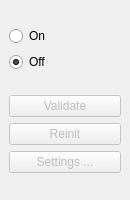
The window that Code/GUI/lib/ManualSegmentationDockWidget.ui (gofigure2/GoFigure2) describes before a commit, drawn with Qt 5.
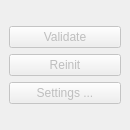
The same window after the commit.

Commit message: Simplification of the manual segmentation dock widget (remove on/off buttons)

```diff
--- a/Code/GUI/lib/ManualSegmentationDockWidget.ui
+++ b/Code/GUI/lib/ManualSegmentationDockWidget.ui
@@ -7,13 +7,13 @@
     <x>0</x>
     <y>0</y>
     <width>130</width>
-    <height>200</height>
+    <height>130</height>
    </rect>
   </property>
   <property name="minimumSize">
    <size>
-    <width>100</width>
-    <height>160</height>
+    <width>111</width>
+    <height>130</height>
    </size>
   </property>
   <property name="allowedAreas">
@@ -25,27 +25,6 @@
   <widget class="QWidget" name="dockWidgetContents">
    <layout class="QGridLayout" name="gridLayout">
     <item row="0" column="0">
-     <layout class="QVBoxLayout" name="verticalLayout">
-      <item>
-       <widget class="QRadioButton" name="OnRBtn">
-        <property name="text">
-         <string>On</string>
-        </property>
-       </widget>
-      </item>
-      <item>
-       <widget class="QRadioButton" name="OffRBtn">
-        <property name="text">
-         <string>Off</string>
-        </property>
-        <property name="checked">
-         <bool>true</bool>
-        </property>
-       </widget>
-      </item>
-     </layout>
-    </item>
-    <item row="1" column="0">
      <layout class="QVBoxLayout" name="verticalLayout_2">
       <item>
        <widget class="QPushButton" name="ValidateBtn">
```
Left out of the diff: 51 changed lines with no effect on the pictures. The commit also changes 3 other files.
